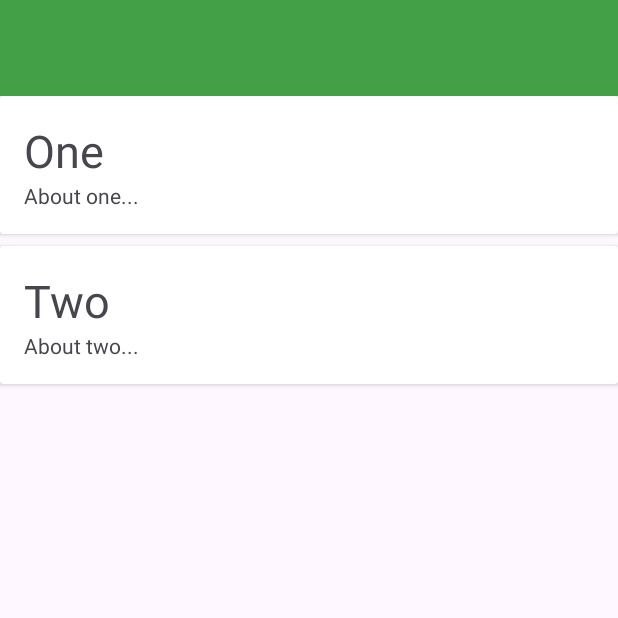
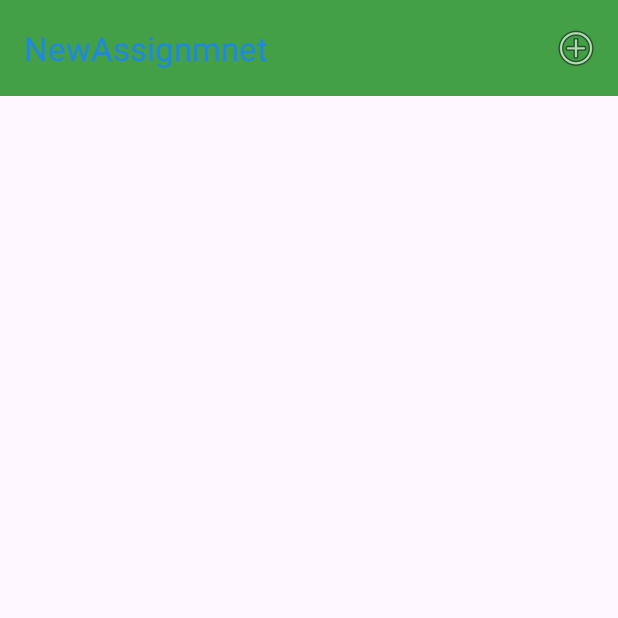
Before and after one commit to FinnBennett02/MobileAppSportsDiary, an Android app: the screen it shows after launch (DiaryListActivity), on a phone screen of 412 x 824 dp, the top half of it. Run offline under Robolectric (Android 15) with nearby library versions, the phone set to English and light mode, and no system bars; our stand-ins replace Timber.

Commit message:
nearly have all labs completed will then move on to branching and increasing features

```diff
--- a/app/src/main/java/com/example/newassignment/activities/DiaryListActivity.kt
+++ b/app/src/main/java/com/example/newassignment/activities/DiaryListActivity.kt
@@ -1,8 +1,13 @@
 package com.example.newassignment.activities
 
+import android.app.Activity
+import android.content.Intent
 import android.os.Bundle
 import android.view.LayoutInflater
+import android.view.Menu
+import android.view.MenuItem
 import android.view.ViewGroup
+import androidx.activity.result.contract.ActivityResultContracts
 import androidx.appcompat.app.AppCompatActivity
 import androidx.recyclerview.widget.LinearLayoutManager
 import androidx.recyclerview.widget.RecyclerView
@@ -21,6 +26,8 @@ class DiaryListActivity : AppCompatActivity() {
         super.onCreate(savedInstanceState)
         binding = ActivityDiaryListBinding.inflate(layoutInflater)
         setContentView(binding.root)
+        binding.toolbar.title = title
+        setSupportActionBar(binding.toolbar)
 
 
         app = application as MainApp
@@ -30,7 +37,35 @@ class DiaryListActivity : AppCompatActivity() {
         binding.recyclerView.adapter = DiaryAdapter(app.diaries)
 
 
+
     }
+    override fun onCreateOptionsMenu(menu: Menu): Boolean {
+        menuInflater.inflate(R.menu.menu_main, menu)
+        return super.onCreateOptionsMenu(menu)
+    }
+    override fun onOptionsItemSelected(item: MenuItem): Boolean {
+        when (item.itemId) {
+            R.id.item_add -> {
+                val launcherIntent = Intent(this, DiaryActivity::class.java)
+                getResult.launch(launcherIntent)
+            }
+        }
+        return super.onOptionsItemSelected(item)
+
+    }
+
+    private val getResult =
+        registerForActivityResult(
+            ActivityResultContracts.StartActivityForResult()
+        ) {
+            if (it.resultCode == Activity.RESULT_OK) {
+                (binding.recyclerView.adapter)?.
+                notifyItemRangeChanged(0,app.diaries.size)
+            }
+        }
+
+
+
 
 }
 
--- a/app/src/main/java/com/example/newassignment/main/MainApp.kt
+++ b/app/src/main/java/com/example/newassignment/main/MainApp.kt
@@ -13,8 +13,7 @@ class MainApp : Application() {
         super.onCreate()
         Timber.plant(Timber.DebugTree())
         i("Placemark started")
-        diaries.add(DiaryModel("One", "About one..."))
-        diaries.add(DiaryModel("Two", "About two..."))
+
 
     }
 }
--- /dev/null
+++ b/app/src/main/res/menu/menu_main.xml
@@ -0,0 +1,10 @@
+<?xml version="1.0" encoding="utf-8"?>
+<menu xmlns:android="http://schemas.android.com/apk/res/android"
+    xmlns:app="http://schemas.android.com/apk/res-auto">
+
+    <item
+        android:id="@+id/item_add"
+        android:icon="@android:drawable/ic_menu_add"
+        android:title="@string/menu_addDiary"
+        app:showAsAction="always" />
+</menu>
--- a/app/src/main/res/values/strings.xml
+++ b/app/src/main/res/values/strings.xml
@@ -7,6 +7,11 @@
     <string name="button_updateDiary">Update Diary</string>
     <string name="hint_diaryTitle">Diary Title</string>
     <string name="hint_diaryDescription">Description of match/training </string>
+    <string name="menu_addDiary">Add</string>
+    <string name="menu_cancelDiary">Cancel</string>
+
+
+
 
 
 </resources>
```
Also changed, not shown: app/src/main/java/com/example/newassignment/activities/DiaryActivity.kt (+26 -26 lines), app/src/main/res/menu/menu_diary.xml (added, +9 -0 lines).
